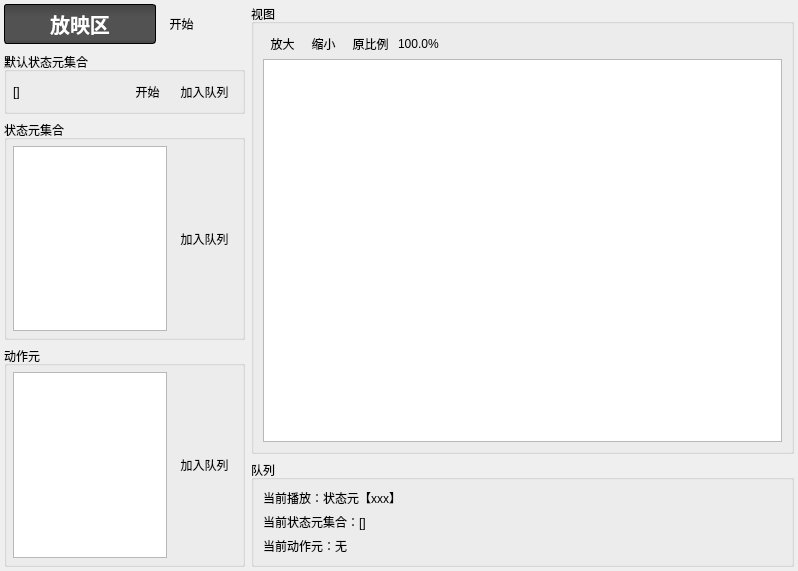
This is DrillGIFActionSequenceEditor/Source/ActionSeqModule/playingPart/p_PlayingPart.ui in DrillUp/DrillGIFActionSequenceEditor as Qt 5 draws it before an edit. The edited form follows.
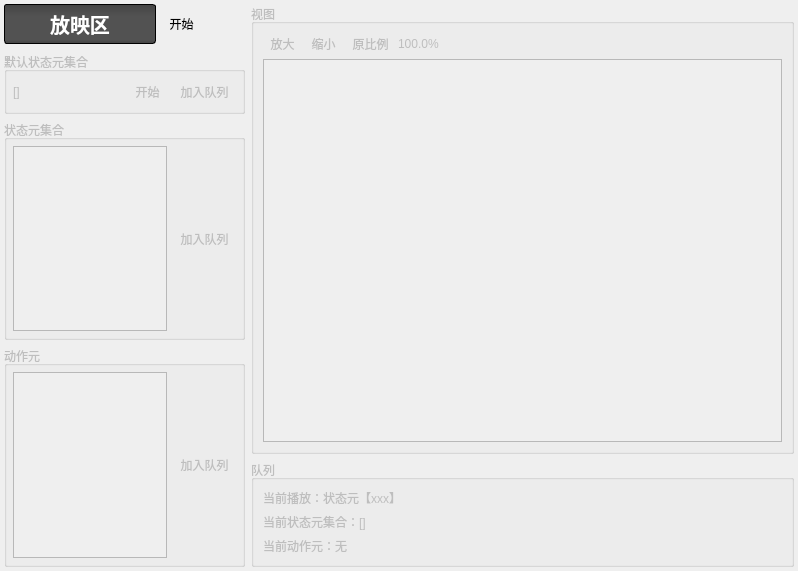
This is the edited form. Icons and pictures are not drawn.

Patch:
```diff
--- a/DrillGIFActionSequenceEditor/Source/ActionSeqModule/playingPart/p_PlayingPart.ui
+++ b/DrillGIFActionSequenceEditor/Source/ActionSeqModule/playingPart/p_PlayingPart.ui
@@ -137,7 +137,10 @@
           </widget>
          </item>
          <item>
-          <widget class="QWidget" name="widget" native="true">
+          <widget class="QWidget" name="widget_operateFrame" native="true">
+           <property name="enabled">
+            <bool>false</bool>
+           </property>
            <layout class="QVBoxLayout" name="verticalLayout_3">
             <property name="spacing">
              <number>6</number>
@@ -319,7 +322,10 @@
        </widget>
       </item>
       <item>
-       <widget class="QWidget" name="widget_4" native="true">
+       <widget class="QWidget" name="widget_viewFrame" native="true">
+        <property name="enabled">
+         <bool>false</bool>
+        </property>
         <layout class="QVBoxLayout" name="verticalLayout_4">
          <property name="leftMargin">
           <number>0</number>
```
